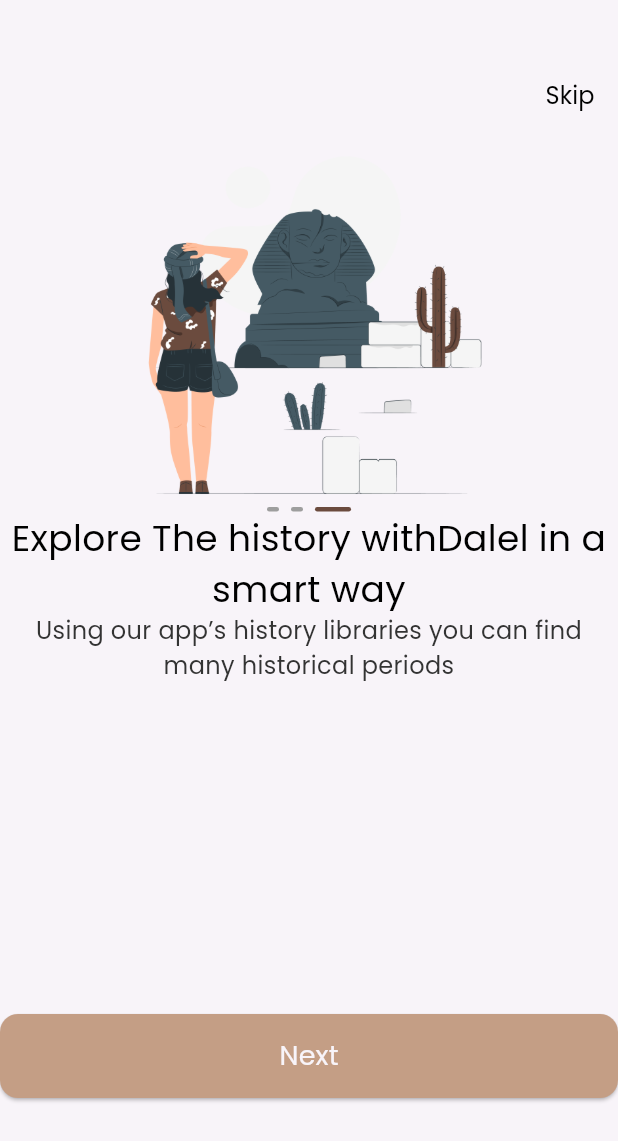
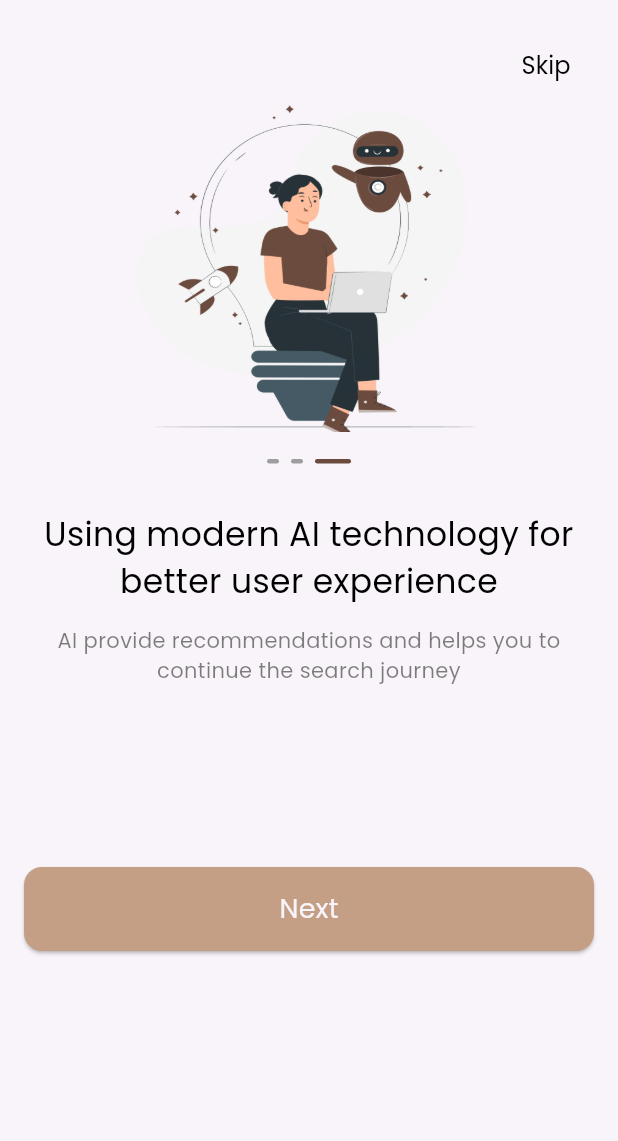
Before and after one commit to ahmed10619/dalel, a Flutter app: the screen it shows after launch, swiped to page 3, on a phone screen of 412 x 824 dp. Shown: the top 1141 px of the screen. Run offline on Flutter 3.47's test engine with Material 3 defaults, Android fonts, the phone set to English and light mode, and no system bars; drawn by our look-alikes of smooth_page_indicator; our stand-ins replace go_router.

Commit message:
create onBording model

```diff
--- a/lib/core/utils/custom_text_style.dart
+++ b/lib/core/utils/custom_text_style.dart
@@ -15,14 +15,14 @@ abstract class CustomTextStyle {
     color: Colors.black,
     fontFamily: "Poppins",
   );
-  static final Poppins300Style16 = TextStyle(
-    fontSize: 16,
+  static final Poppins300Style14 = TextStyle(
+    fontSize: 14,
     fontWeight: FontWeight.w300,
     color: AppColors.black,
     fontFamily: "Poppins",
   );
-  static const Poppins500Style24 = TextStyle(
-    fontSize: 24,
+  static const Poppins500Style22 = TextStyle(
+    fontSize: 22,
     fontWeight: FontWeight.w500,
     color: Colors.black,
     fontFamily: "Poppins",
--- a/lib/core/widget/custom_button.dart
+++ b/lib/core/widget/custom_button.dart
@@ -22,7 +22,7 @@ class CustomButton extends StatelessWidget {
         ),
         child: Text(
           text,
-          style: CustomTextStyle.Poppins500Style24.copyWith(
+          style: CustomTextStyle.Poppins500Style22.copyWith(
             color: color ?? AppColors.offWhite,
             fontSize: 18,
           ),
--- /dev/null
+++ b/lib/features/onBording/data/models/on_bording.dart
@@ -0,0 +1,33 @@
+import 'package:dalel/core/utils/app_assets.dart';
+
+class OnBordingModel {
+  final String image;
+  final String title;
+  final String subTitle;
+
+  OnBordingModel({
+    required this.image,
+    required this.title,
+    required this.subTitle,
+  });
+}
+
+List<OnBordingModel> onBordingData = [
+  OnBordingModel(
+    image: Assets.assetsImagesOnBoarding1,
+    title: 'Explore The history with Dalel in a smart way',
+    subTitle:
+        "Using our app’s history libraries you can find many historical periods ",
+  ),
+  OnBordingModel(
+    image: Assets.assetsImagesOnBoarding2,
+    title: "From every place on earth",
+    subTitle: "A big variety of ancient places from all over the world",
+  ),
+  OnBordingModel(
+    image: Assets.assetsImagesOnBoarding,
+    title: "Using modern AI technology for better user experience",
+    subTitle:
+        "AI provide recommendations and helps you to continue the search journey",
+  ),
+];
--- a/lib/features/onBording/presentation/views/onBording_view.dart
+++ b/lib/features/onBording/presentation/views/onBording_view.dart
@@ -10,9 +10,11 @@ class OnBordingView extends StatelessWidget {
   Widget build(BuildContext context) {
     return SafeArea(
       child: Scaffold(
-        body: ListView(
+        body: Padding(
+          padding: const EdgeInsets.symmetric(horizontal: 16.0),
+          child: ListView(
             children: [
-            const SizedBox(height: 40),
+              const SizedBox(height: 20),
               const Align(
                 alignment: Alignment.topRight,
                 child: CustomTextButton(
@@ -20,7 +22,7 @@ class OnBordingView extends StatelessWidget {
                 ),
               ),
               OnBordingBody(),
-            const SizedBox(height: 88),
+              const SizedBox(height: 10),
               const CustomButton(
                 text: 'Next',
               ),
@@ -28,6 +30,7 @@ class OnBordingView extends StatelessWidget {
             ],
           ),
         ),
+      ),
     );
   }
 }
--- a/lib/features/onBording/presentation/widgets/custom_onBording.dart
+++ b/lib/features/onBording/presentation/widgets/custom_onBording.dart
@@ -1,5 +1,6 @@
 import 'package:dalel/core/utils/app_assets.dart';
 import 'package:dalel/core/utils/custom_text_style.dart';
+import 'package:dalel/features/onBording/data/models/on_bording.dart';
 import 'package:dalel/features/onBording/presentation/widgets/custom_smooth_page_indicator.dart';
 import 'package:flutter/material.dart';
 
@@ -14,33 +15,44 @@ class OnBordingBody extends StatelessWidget {
       child: PageView.builder(
           physics: const BouncingScrollPhysics(),
           controller: _controller,
-          itemCount: 3,
+          itemCount: onBordingData.length,
           itemBuilder: (context, index) {
             return Column(
               children: [
                 Container(
-                  height: 250,
-                  width: 300,
-                  decoration: const BoxDecoration(
+                  height: 220,
+                  width: 280,
+                  decoration: BoxDecoration(
                     image: DecorationImage(
-                      image: AssetImage(Assets.assetsImagesOnBoarding1),
+                      image: AssetImage(onBordingData[index].image),
                       fit: BoxFit.fill,
                     ),
                   ),
                 ),
+                const SizedBox(
+                  height: 18,
+                ),
                 CustomSmoothPageIndicator(
                   controller: _controller,
                 ),
-                const Text(
-                  "Explore The history withDalel in a smart way",
-                  style: CustomTextStyle.Poppins500Style24,
+                const SizedBox(
+                  height: 32,
+                ),
+                Text(
+                  onBordingData[index].title,
+                  style: CustomTextStyle.Poppins500Style22,
                   maxLines: 2,
                   textAlign: TextAlign.center,
                   overflow: TextOverflow.ellipsis,
                 ),
+                const SizedBox(
+                  height: 14,
+                ),
                 Text(
-                  "Using our app’s history libraries you can find many historical periods ",
-                  style: CustomTextStyle.Poppins300Style16,
+                  onBordingData[index].subTitle,
+                  style: CustomTextStyle.Poppins300Style14.copyWith(
+                    color: Colors.black.withOpacity(0.5),
+                  ),
                   overflow: TextOverflow.ellipsis,
                   maxLines: 2,
                   textAlign: TextAlign.center,
```
Lines whose indentation alone changed are shown as unchanged.
